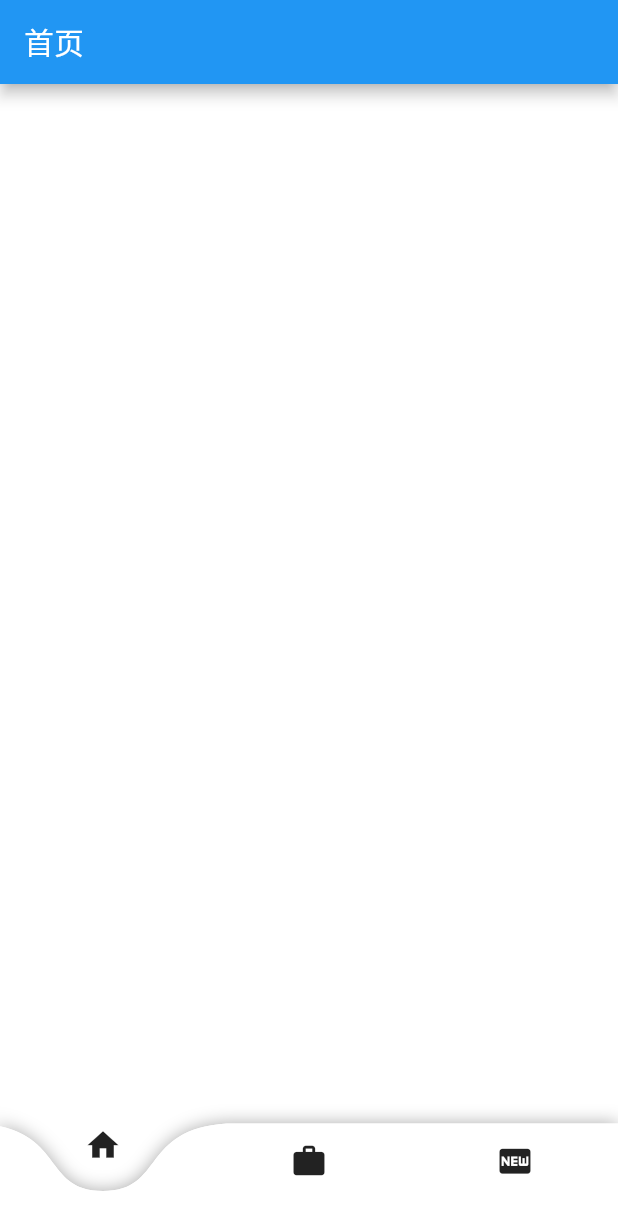
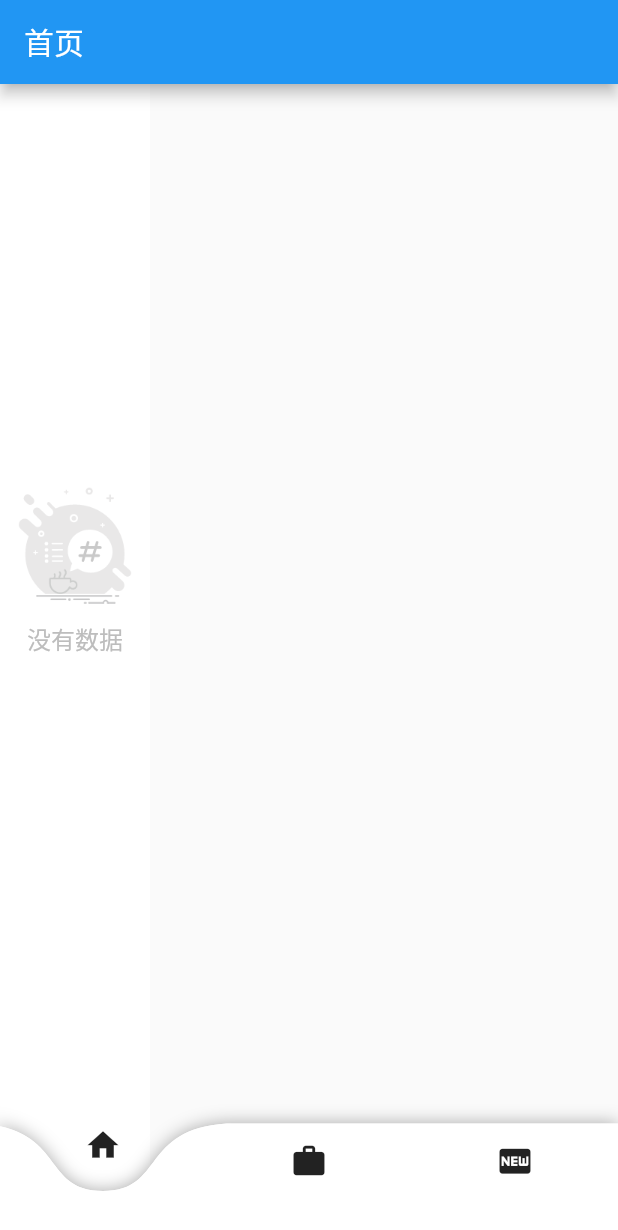
Before and after one commit to qazqaz12378/wanAndroid_flutterTest, a Flutter app: the screen it shows after launch, on a phone screen of 412 x 824 dp. Shown: the top 1230 px of the screen. Run offline on Flutter 3.47's test engine with Material 2 defaults, Android fonts, the phone set to English and light mode, and no system bars; our stand-ins replace cookie_jar, dio, dio_cookie_manager, flutter_easyrefresh, html_unescape; network calls fail.

Commit message:
添加无数据显示和切页不重新加载

```diff
--- a/lib/ui/Home_Article_page.dart
+++ b/lib/ui/Home_Article_page.dart
@@ -13,10 +13,12 @@ class Home_Article_page extends StatefulWidget {
   _Home_Article_pageState createState() => _Home_Article_pageState();
 }
 
-class _Home_Article_pageState extends State<Home_Article_page> {
+class _Home_Article_pageState extends State<Home_Article_page> with AutomaticKeepAliveClientMixin{
   int _page = 0;
   List<Article.Datas> articleDatas = List();
-
+  @override
+  // TODO: implement wantKeepAlive
+  bool get wantKeepAlive => true;
   @override
   void initState() {
     // TODO: implement initState
@@ -58,6 +60,34 @@ class _Home_Article_pageState extends State<Home_Article_page> {
       body: Container(
         color: Colors.white,
         child: EasyRefresh.custom(
+           emptyWidget: articleDatas.length == 0
+            ? Container(
+                height: double.infinity,
+                child: Column(
+                  mainAxisAlignment: MainAxisAlignment.center,
+                  crossAxisAlignment: CrossAxisAlignment.center,
+                  children: <Widget>[
+                    Expanded(
+                      child: SizedBox(),
+                      flex: 2,
+                    ),
+                    SizedBox(
+                      width: 100.0,
+                      height: 100.0,
+                      child: Image.asset('images/nodata.png'),
+                    ),
+                    Text(
+                      '没有数据',
+                      style: TextStyle(fontSize: 16.0, color: Colors.grey[400]),
+                    ),
+                    Expanded(
+                      child: SizedBox(),
+                      flex: 3,
+                    ),
+                  ],
+                ),
+              )
+            : null,
           firstRefresh: true,
           header: BezierHourGlassHeader(
             color: Theme.of(context).scaffoldBackgroundColor,
--- a/pubspec.yaml
+++ b/pubspec.yaml
@@ -46,7 +46,8 @@ flutter:
   uses-material-design: true
 
   # To add assets to your application, add an assets section, like this:
-  # assets:
+  assets:
+    - images/nodata.png
   #  - images/a_dot_burr.jpeg
   #  - images/a_dot_ham.jpeg
 
```
Also changed, not shown: images/nodata.png (added).
